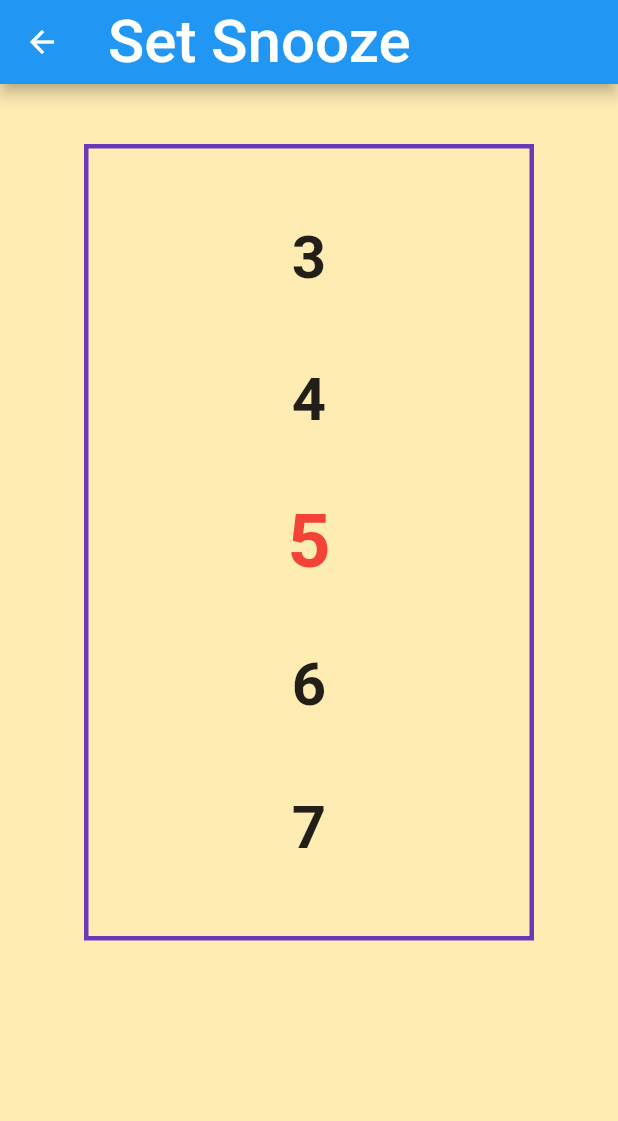
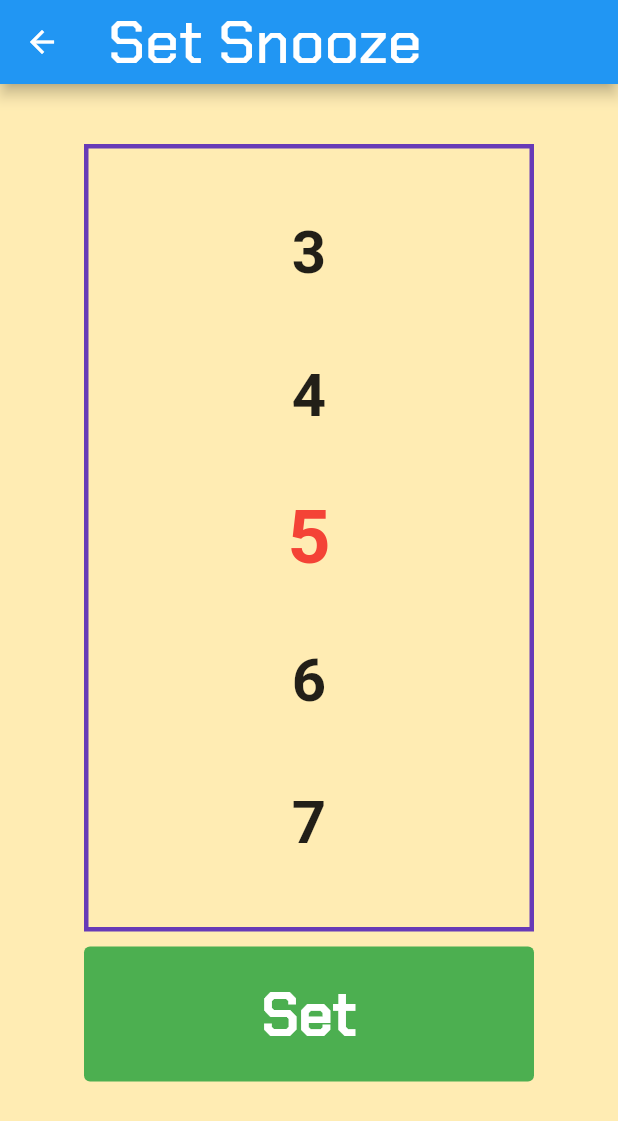
Before and after one commit to glorasika/alarm_snooze, a Flutter app: the SetAlarmScreen screen opened directly, after a tap on "Set", on a phone screen of 412 x 824 dp. Shown: the top 1121 px of the screen. Run offline on Flutter 3.47's test engine with Material 2 defaults, Android fonts, the light colour scheme and no system bars; drawn by our look-alikes of numberpicker.

Commit message:
able to set the snooze time

```diff
--- a/lib/set_alarm_screen.dart
+++ b/lib/set_alarm_screen.dart
@@ -10,6 +10,8 @@ class SetAlarmScreen extends StatefulWidget {
 }
 
 class _SetAlarmScreen extends State<SetAlarmScreen> {
+  String _snoozeTime = 'Set';
+
   int _currentHour = DateTime.now().hour;
   int _currentMinute = DateTime.now().minute;
 
@@ -19,7 +21,7 @@ class _SetAlarmScreen extends State<SetAlarmScreen> {
       backgroundColor: Colors.amber[100],
       appBar: AppBar(
         backgroundColor: Colors.blueAccent[300],
-        title: const Text("Set Alarm", style: TextStyle(fontSize: 40),),
+        title: const Text("Set Alarm", style: TextStyle(fontSize: 40, fontFamily: "Chakra")),
       ),
       body: SafeArea (
         child: Center(
@@ -86,19 +88,23 @@ class _SetAlarmScreen extends State<SetAlarmScreen> {
                           Navigator.push(
                             context,
                             MaterialPageRoute(
-                              builder: (context) {
-                                return const SetSnoozeScreen();
-                              }
-                            )
-                          );
+                              builder: (context) => SetSnoozeScreen()
+                            ),
+                          ).then((value) {
+                            print(value);
+                            if (value != null) {
+                              setState(() {
+                                _snoozeTime = value.toString();
+                              });
+                            }
+                          });
                         },
-                        child: const Text("Set", style: TextStyle(fontSize: 30, ), textAlign: TextAlign.center),
+                        child: Text(_snoozeTime, style: const TextStyle(fontSize: 30, fontFamily: "Chakra"), textAlign: TextAlign.center),
                       ),
                     ),
                   ],
                 ),
               ),
-              Container(),
               Container(),
             ],
           ),
--- a/lib/set_snooze_screen.dart
+++ b/lib/set_snooze_screen.dart
@@ -9,7 +9,8 @@ class SetSnoozeScreen extends StatefulWidget {
 }
 
 class _SetSnoozeScreen extends State<SetSnoozeScreen> {
-  int _currentSnoozeTime = 5;
+  int _snoozeMinute = 5;
+
 
   @override
   Widget build(BuildContext context) {
@@ -17,7 +18,7 @@ class _SetSnoozeScreen extends State<SetSnoozeScreen> {
       backgroundColor: Colors.amber[100],
       appBar: AppBar(
         backgroundColor: Colors.blueAccent[300],
-        title: const Text("Set Snooze", style: TextStyle(fontSize: 40)),
+        title: const Text("Set Snooze", style: TextStyle(fontSize: 40, fontFamily: "Chakra")),
       ),
       body: SafeArea(
         child: Center(
@@ -25,7 +26,7 @@ class _SetSnoozeScreen extends State<SetSnoozeScreen> {
             children: <Widget>[
               Container(
                 margin: const EdgeInsets.only(top: 40),
-                padding: const EdgeInsets.fromLTRB(47, 25, 47, 25),
+                padding: const EdgeInsets.fromLTRB(47, 22, 47, 22),
                 width: 300,
                 decoration: BoxDecoration(
                   // color: Colors.,
@@ -35,7 +36,7 @@ class _SetSnoozeScreen extends State<SetSnoozeScreen> {
                     )
                 ),
                 child: NumberPicker (
-                  value: _currentSnoozeTime,
+                  value: _snoozeMinute,
                   minValue: 1,
                   maxValue: 15,
                   step: 1,
@@ -44,10 +45,24 @@ class _SetSnoozeScreen extends State<SetSnoozeScreen> {
                   infiniteLoop: true,
                   textStyle: const TextStyle(fontSize: 40, fontWeight: FontWeight.w700),
                   selectedTextStyle: const TextStyle(fontSize: 50, fontWeight: FontWeight.bold, color: Colors.red),
-                  onChanged: (value) => setState(() => _currentSnoozeTime = value),
+                  onChanged: (value) => setState(() => _snoozeMinute = value),
                 ),
               ),
-              Container(),
+              Container(
+                width: 300,
+                height: 90,
+                margin: const EdgeInsets.only(top: 10),
+                child: TextButton(
+                  style: TextButton.styleFrom(
+                    backgroundColor: Colors.green,
+                    foregroundColor: Colors.white,
+                  ),
+                  onPressed: () {
+                    Navigator.pop(context, _snoozeMinute);
+                  },
+                  child: const Text("Set", style: TextStyle(fontSize: 40, fontWeight: FontWeight.bold, fontFamily: "Chakra"),),
+                ),
+              ),
             ],
           ),
         ),
```
Also changed, not shown: pubspec.yaml (+9 -1 lines), fonts/Anton-Regular.ttf (added), fonts/ChakraPetch-Medium.ttf (added).
